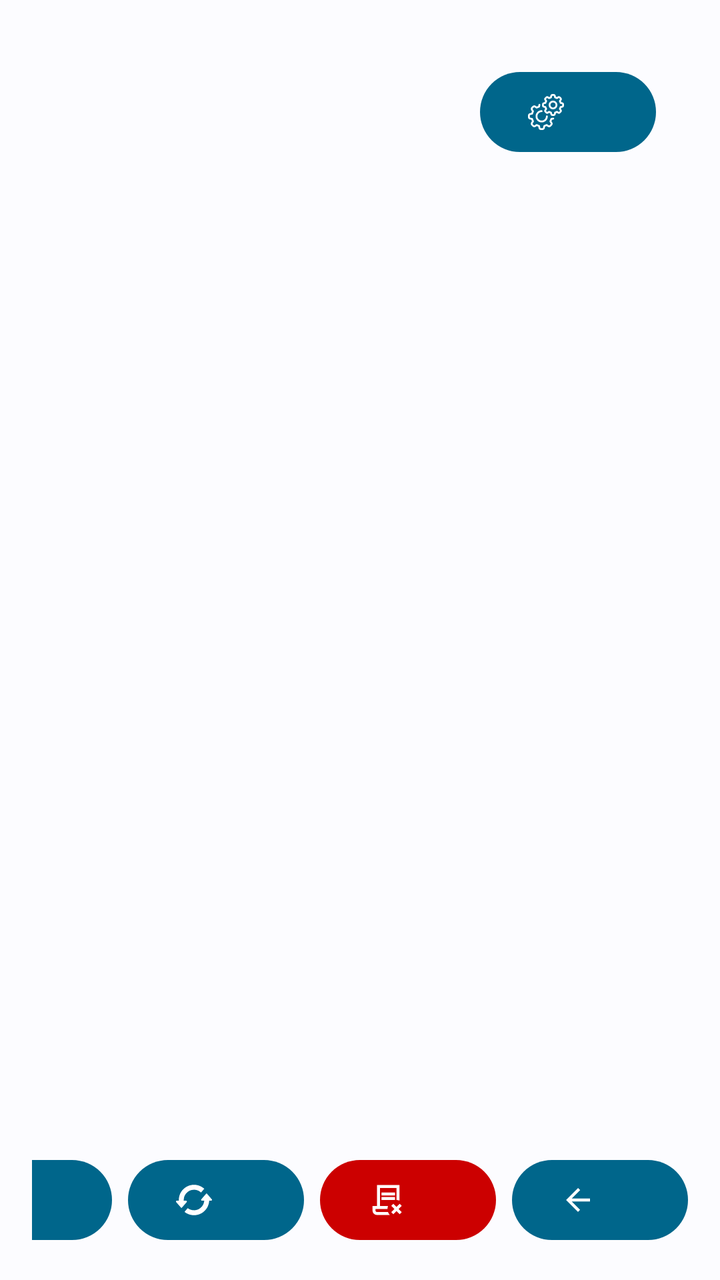
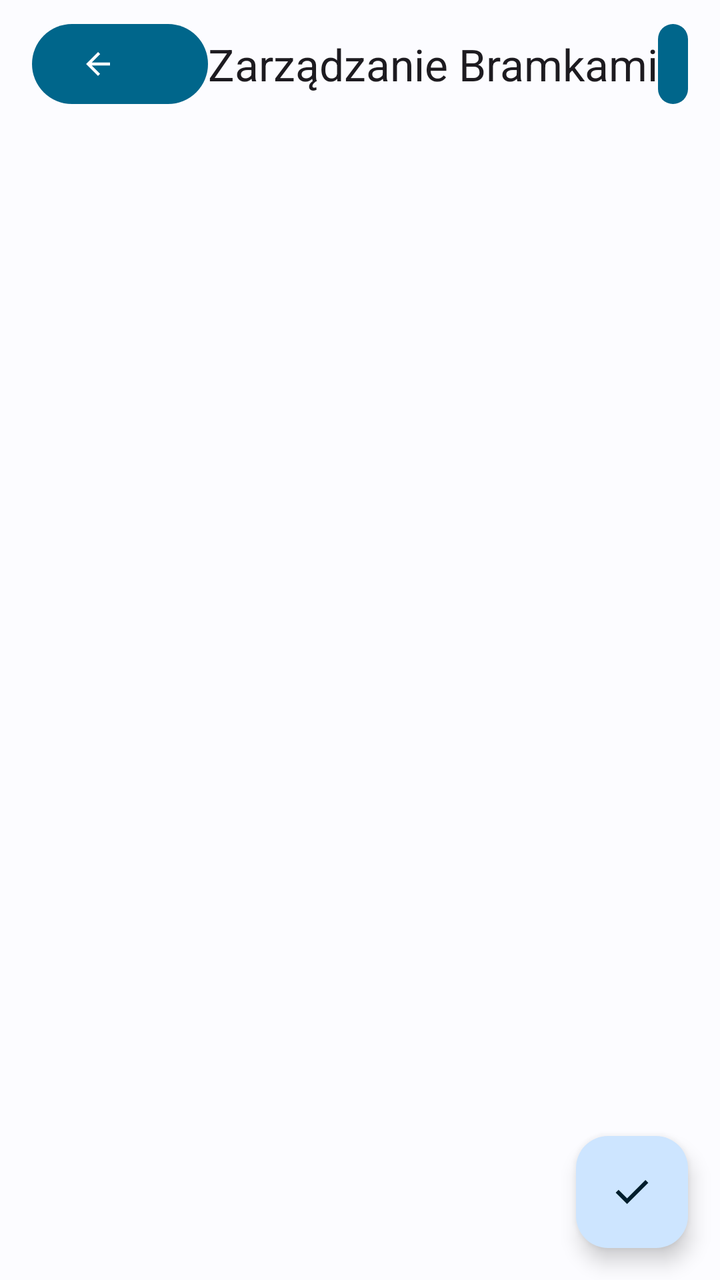

Screens rendered from an Android XML layout before and after an edit, with the pre-edit source and the edit as a unified diff.
<!-- AndroidManifest.xml: application theme Theme.Bazunia -->
<!-- res/layout/activity_data.xml -->
<?xml version="1.0" encoding="utf-8"?>
<androidx.constraintlayout.widget.ConstraintLayout
    xmlns:android="http://schemas.android.com/apk/res/android"
    xmlns:app="http://schemas.android.com/apk/res-auto"
    xmlns:tools="http://schemas.android.com/tools"
    android:layout_width="match_parent"
    android:layout_height="match_parent"
    android:fitsSystemWindows="true"
    android:padding="16dp"
    tools:context=".ui.DataActivity">

    <com.google.android.material.button.MaterialButton
        android:id="@+id/btnSettings"
        style="?attr/myIconButtonTextStyle"
        android:layout_width="wrap_content"
        android:layout_height="wrap_content"
        app:icon="@drawable/ic_settings"
        app:iconPadding="0dp"
        android:contentDescription="@string/settings_content_description"
        app:layout_constraintTop_toTopOf="parent"
        app:layout_constraintEnd_toEndOf="parent"
        android:layout_margin="16dp"
        app:tint="?attr/colorOnSurface" />

    <LinearLayout
        android:id="@+id/bottomButtonContainer"
        android:layout_width="0dp"
        android:layout_height="wrap_content"
        android:orientation="horizontal"
        android:gravity="end"
        android:paddingTop="8dp"
        app:layout_constraintBottom_toBottomOf="parent"
        app:layout_constraintStart_toStartOf="parent"
        app:layout_constraintEnd_toEndOf="parent">

        <com.google.android.material.button.MaterialButton
            android:id="@+id/btnFilter"
            android:layout_width="wrap_content"
            android:layout_height="wrap_content"
            app:icon="@drawable/ic_filter"
            app:iconPadding="0dp"
            android:contentDescription="@string/filter_content_description"
            style="?attr/myIconButtonOutlinedStyle"
            android:layout_marginEnd="8dp"/>

        <com.google.android.material.button.MaterialButton
            android:id="@+id/btnRefresh"
            android:layout_width="wrap_content"
            android:layout_height="wrap_content"
            app:icon="@drawable/ic_refresh"
            app:iconPadding="0dp"
            android:contentDescription="@string/refresh_content_description"
            style="?attr/myIconButtonOutlinedStyle"
            android:layout_marginEnd="8dp"/>

        <com.google.android.material.button.MaterialButton
            android:id="@+id/btnClearRefresh"
            android:layout_width="wrap_content"
            android:layout_height="wrap_content"
            app:icon="@drawable/ic_delete"
            app:iconPadding="0dp"
            app:iconTint="@android:color/white"
            app:backgroundTint="@android:color/holo_red_dark"
            android:contentDescription="@string/clear_database_content_description"
            style="?attr/myIconButtonStyle"
            android:layout_marginEnd="8dp"/>

        <Space
            android:layout_width="0dp"
            android:layout_height="wrap_content"
            android:layout_weight="1" />

        <com.google.android.material.button.MaterialButton
            android:id="@+id/btnBack"
            android:layout_width="wrap_content"
            android:layout_height="wrap_content"
            app:icon="@drawable/ic_arrow_back"
            app:iconPadding="0dp"
            android:contentDescription="@string/back_content_description"
            style="?attr/myIconButtonOutlinedStyle"
            />

    </LinearLayout>

    <ExpandableListView
        android:id="@+id/expandableListView"
        android:layout_width="0dp"
        android:layout_height="0dp"
        android:divider="@android:color/darker_gray"
        android:dividerHeight="1dp"
        android:groupIndicator="@null"
        android:layout_marginTop="80dp"
        android:layout_marginBottom="10dp"
        app:layout_constraintTop_toTopOf="parent"
        app:layout_constraintBottom_toTopOf="@id/bottomButtonContainer"
        app:layout_constraintStart_toStartOf="parent"
        app:layout_constraintEnd_toEndOf="parent" />

</androidx.constraintlayout.widget.ConstraintLayout>
<!-- resources referenced by this layout -->
<resources>
  <!-- drawable ic_arrow_back (drawable) -->
  <vector xmlns:android="http://schemas.android.com/apk/res/android" android:autoMirrored="true" android:height="24dp" android:tint="#000000" android:viewportHeight="24" android:viewportWidth="24" android:width="24dp">
        
      <path android:fillColor="@android:color/white" android:pathData="M20,11H7.83l5.59,-5.59L12,4l-8,8 8,8 1.41,-1.41L7.83,13H20v-2z"/>
      
  </vector>
  <!-- drawable ic_delete (drawable) -->
  <vector xmlns:android="http://schemas.android.com/apk/res/android" android:height="24dp" android:tint="#000000" android:viewportHeight="960" android:viewportWidth="960" android:width="24dp">
        
      <path android:fillColor="@android:color/white" android:pathData="M760,777L675,861L619,805L703,720L619,635L675,579L760,663L845,579L901,635L817,720L901,805L845,861L760,777ZM240,880Q190,880 155,845Q120,810 120,760L120,640L240,640L240,80L840,80L840,495Q821,488 801,484.5Q781,481 760,481L760,160L320,160L320,640L534,640Q527,659 523.5,679Q520,699 520,720L200,720L200,760Q200,777 211.5,788.5Q223,800 240,800L534,800Q542,823 554,843Q566,863 582,880L240,880ZM360,360L360,280L720,280L720,360L360,360ZM360,480L360,400L720,400L720,480L360,480ZM534,800L240,800Q223,800 211.5,800Q200,800 200,800L200,800L520,800Q520,800 520.5,800Q521,800 523,800Q525,800 527.5,800Q530,800 534,800Z"/>
      
  </vector>
  <!-- drawable ic_filter (drawable) -->
  <vector xmlns:android="http://schemas.android.com/apk/res/android" android:height="24dp" android:tint="#000000" android:viewportHeight="24" android:viewportWidth="24" android:width="24dp">
        
      <path android:fillColor="@android:color/white" android:pathData="M10,18h4v-2h-4v2zM3,6v2h18L21,6L3,6zM6,13h12v-2L6,11v2z"/>
      
  </vector>
  <string name="back_content_description">Powrót</string>
  <string name="clear_database_content_description">Wyczyść bazę</string>
  <string name="filter_content_description">Filtruj</string>
  <string name="refresh_content_description">Odśwież</string>
  <string name="settings_content_description">Ustawienia</string>
  <style name="Theme.Bazunia" parent="Base.Theme.Bazunia" />
  <style name="Base.Theme.Bazunia" parent="Theme.Material3.DayNight.NoActionBar">
          <item name="colorPrimary">@color/colorPrimary</item>
          <item name="colorOnPrimary">@color/colorOnPrimary</item>
          <item name="colorPrimaryContainer">@color/colorPrimaryContainer</item>
          <item name="colorOnPrimaryContainer">@color/colorOnPrimaryContainer</item>
          <item name="colorSecondary">@color/colorSecondary</item>
          <item name="colorOnSecondary">@color/colorOnSecondary</item>
          <item name="android:colorBackground">@color/colorBackground</item>
          <item name="colorOnBackground">@color/colorOnBackground</item>
          <item name="colorSurface">@color/colorSurface</item>
          <item name="colorOnSurface">@color/colorOnSurface</item>
          <item name="colorSurfaceVariant">@color/colorSurfaceVariant</item>
          <item name="colorOnSurfaceVariant">@color/colorOnSurfaceVariant</item>
      </style>
  <color name="colorPrimary">#00668B</color>
  <color name="colorOnPrimary">#FFFFFF</color>
  <color name="colorPrimaryContainer">#CDE5FF</color>
  <color name="colorOnPrimaryContainer">#001E2D</color>
  <color name="colorSecondary">#4F616E</color>
  <color name="colorOnSecondary">#FFFFFF</color>
  <color name="colorBackground">#FCFCFF</color>
  <color name="colorOnBackground">#191C1E</color>
  <color name="colorSurface">#FCFCFF</color>
  <color name="colorOnSurface">#191C1E</color>
  <color name="colorSurfaceVariant">#DDE3EA</color>
  <color name="colorOnSurfaceVariant">#41484D</color>
  <!-- unchanged entries left out for length: 2 -->
</resources>

<!-- the commit's change to res/layout/activity_data.xml (unified diff, before → after) -->
@@ -1,99 +1,80 @@
 <?xml version="1.0" encoding="utf-8"?>
-<androidx.constraintlayout.widget.ConstraintLayout
+<androidx.coordinatorlayout.widget.CoordinatorLayout
     xmlns:android="http://schemas.android.com/apk/res/android"
     xmlns:app="http://schemas.android.com/apk/res-auto"
     xmlns:tools="http://schemas.android.com/tools"
     android:layout_width="match_parent"
     android:layout_height="match_parent"
     android:fitsSystemWindows="true"
-    android:padding="16dp"
     tools:context=".ui.DataActivity">
 
-    <com.google.android.material.button.MaterialButton
-        android:id="@+id/btnSettings"
-        style="?attr/myIconButtonTextStyle"
-        android:layout_width="wrap_content"
+    <com.google.android.material.appbar.AppBarLayout
+        android:layout_width="match_parent"
         android:layout_height="wrap_content"
-        app:icon="@drawable/ic_settings"
-        app:iconPadding="0dp"
-        android:contentDescription="@string/settings_content_description"
-        app:layout_constraintTop_toTopOf="parent"
-        app:layout_constraintEnd_toEndOf="parent"
-        android:layout_margin="16dp"
-        app:tint="?attr/colorOnSurface" />
+        android:fitsSystemWindows="true">
 
-    <LinearLayout
-        android:id="@+id/bottomButtonContainer"
-        android:layout_width="0dp"
-        android:layout_height="wrap_content"
-        android:orientation="horizontal"
-        android:gravity="end"
-        android:paddingTop="8dp"
-        app:layout_constraintBottom_toBottomOf="parent"
-        app:layout_constraintStart_toStartOf="parent"
-        app:layout_constraintEnd_toEndOf="parent">
+        <com.google.android.material.appbar.MaterialToolbar
+            android:id="@+id/toolbar"
+            android:layout_width="match_parent"
+            android:layout_height="?attr/actionBarSize">
 
-        <com.google.android.material.button.MaterialButton
-            android:id="@+id/btnFilter"
-            android:layout_width="wrap_content"
-            android:layout_height="wrap_content"
-            app:icon="@drawable/ic_filter"
-            app:iconPadding="0dp"
-            android:contentDescription="@string/filter_content_description"
-            style="?attr/myIconButtonOutlinedStyle"
-            android:layout_marginEnd="8dp"/>
+            <com.google.android.material.button.MaterialButton
+                android:id="@+id/btnBack"
+                style="?attr/myIconButtonTextStyle"
+                android:layout_width="wrap_content"
+                android:layout_height="wrap_content"
+                app:icon="@drawable/ic_arrow_back"
+                android:contentDescription="@string/back_content_description"
+                android:layout_gravity="start"
+                app:tint="?attr/colorOnSurface" />
 
-        <com.google.android.material.button.MaterialButton
-            android:id="@+id/btnRefresh"
-            android:layout_width="wrap_content"
-            android:layout_height="wrap_content"
-            app:icon="@drawable/ic_refresh"
-            app:iconPadding="0dp"
-            android:contentDescription="@string/refresh_content_description"
-            style="?attr/myIconButtonOutlinedStyle"
-            android:layout_marginEnd="8dp"/>
+            <TextView
+                android:layout_width="wrap_content"
+                android:layout_height="wrap_content"
+                android:text="@string/data_activity_title"
+                android:textAppearance="?attr/textAppearanceTitleLarge"
+                android:layout_gravity="center_horizontal" />
 
-        <com.google.android.material.button.MaterialButton
-            android:id="@+id/btnClearRefresh"
-            android:layout_width="wrap_content"
-            android:layout_height="wrap_content"
-            app:icon="@drawable/ic_delete"
-            app:iconPadding="0dp"
-            app:iconTint="@android:color/white"
-            app:backgroundTint="@android:color/holo_red_dark"
-            android:contentDescription="@string/clear_database_content_description"
-            style="?attr/myIconButtonStyle"
-            android:layout_marginEnd="8dp"/>
+            <com.google.android.material.button.MaterialButton
+                android:id="@+id/btnSettings"
+                style="?attr/myIconButtonTextStyle"
+                android:layout_width="wrap_content"
+                android:layout_height="wrap_content"
+                app:icon="@drawable/ic_settings"
+                android:contentDescription="@string/settings_content_description"
+                android:layout_gravity="end"
+                android:layout_marginEnd="16dp"
+                app:tint="?attr/colorOnSurface" />
 
-        <Space
-            android:layout_width="0dp"
-            android:layout_height="wrap_content"
-            android:layout_weight="1" />
+            <com.google.android.material.button.MaterialButton
+                android:id="@+id/btnRefresh"
+                style="?attr/myIconButtonTextStyle"
+                android:layout_width="wrap_content"
+                android:layout_height="wrap_content"
+                app:icon="@drawable/ic_refresh"
+                android:contentDescription="@string/refresh_content_description"
+                android:layout_gravity="end"
+                android:layout_marginEnd="16dp"
+                app:tint="?attr/colorOnSurface" />
 
-        <com.google.android.material.button.MaterialButton
-            android:id="@+id/btnBack"
-            android:layout_width="wrap_content"
-            android:layout_height="wrap_content"
-            app:icon="@drawable/ic_arrow_back"
-            app:iconPadding="0dp"
-            android:contentDescription="@string/back_content_description"
-            style="?attr/myIconButtonOutlinedStyle"
-            />
-
-    </LinearLayout>
+        </com.google.android.material.appbar.MaterialToolbar>
+    </com.google.android.material.appbar.AppBarLayout>
 
     <ExpandableListView
         android:id="@+id/expandableListView"
-        android:layout_width="0dp"
-        android:layout_height="0dp"
+        android:layout_width="match_parent"
+        android:layout_height="match_parent"
         android:divider="@android:color/darker_gray"
-        android:dividerHeight="1dp"
+        android:dividerHeight="0.5dp"
         android:groupIndicator="@null"
-        android:layout_marginTop="80dp"
-        android:layout_marginBottom="10dp"
-        app:layout_constraintTop_toTopOf="parent"
-        app:layout_constraintBottom_toTopOf="@id/bottomButtonContainer"
-        app:layout_constraintStart_toStartOf="parent"
-        app:layout_constraintEnd_toEndOf="parent" />
+        android:padding="8dp"
+        app:layout_behavior="@string/appbar_scrolling_view_behavior" />
 
-</androidx.constraintlayout.widget.ConstraintLayout>
+    <com.google.android.material.floatingactionbutton.FloatingActionButton
+        android:id="@+id/fab_add_gateway"
+        android:layout_width="wrap_content"
+        android:layout_height="wrap_content"
+        android:layout_gravity="bottom|end"
+        android:layout_margin="16dp"
+        android:contentDescription="@string/fab_add_gateway_desc"
+        app:srcCompat="@drawable/ic_check" /> </androidx.coordinatorlayout.widget.CoordinatorLayout>
<!-- resource entries referenced after the edit -->
@@ -6,21 +6,15 @@
       <path android:fillColor="@android:color/white" android:pathData="M20,11H7.83l5.59,-5.59L12,4l-8,8 8,8 1.41,-1.41L7.83,13H20v-2z"/>
       
   </vector>
-  <!-- drawable ic_delete (drawable) -->
+  <!-- drawable ic_check (drawable) -->
   <vector xmlns:android="http://schemas.android.com/apk/res/android" android:height="24dp" android:tint="#000000" android:viewportHeight="960" android:viewportWidth="960" android:width="24dp">
         
-      <path android:fillColor="@android:color/white" android:pathData="M760,777L675,861L619,805L703,720L619,635L675,579L760,663L845,579L901,635L817,720L901,805L845,861L760,777ZM240,880Q190,880 155,845Q120,810 120,760L120,640L240,640L240,80L840,80L840,495Q821,488 801,484.5Q781,481 760,481L760,160L320,160L320,640L534,640Q527,659 523.5,679Q520,699 520,720L200,720L200,760Q200,777 211.5,788.5Q223,800 240,800L534,800Q542,823 554,843Q566,863 582,880L240,880ZM360,360L360,280L720,280L720,360L360,360ZM360,480L360,400L720,400L720,480L360,480ZM534,800L240,800Q223,800 211.5,800Q200,800 200,800L200,800L520,800Q520,800 520.5,800Q521,800 523,800Q525,800 527.5,800Q530,800 534,800Z"/>
-      
-  </vector>
-  <!-- drawable ic_filter (drawable) -->
-  <vector xmlns:android="http://schemas.android.com/apk/res/android" android:height="24dp" android:tint="#000000" android:viewportHeight="24" android:viewportWidth="24" android:width="24dp">
-        
-      <path android:fillColor="@android:color/white" android:pathData="M10,18h4v-2h-4v2zM3,6v2h18L21,6L3,6zM6,13h12v-2L6,11v2z"/>
+      <path android:fillColor="@android:color/white" android:pathData="M382,720L154,492L211,435L382,606L749,239L806,296L382,720Z"/>
       
   </vector>
   <string name="back_content_description">Powrót</string>
-  <string name="clear_database_content_description">Wyczyść bazę</string>
-  <string name="filter_content_description">Filtruj</string>
+  <string name="data_activity_title">Zarządzanie Bramkami</string>
+  <string name="fab_add_gateway_desc">Dodaj nową bramkę</string>
   <string name="refresh_content_description">Odśwież</string>
   <string name="settings_content_description">Ustawienia</string>
   <style name="Theme.Bazunia" parent="Base.Theme.Bazunia" />
